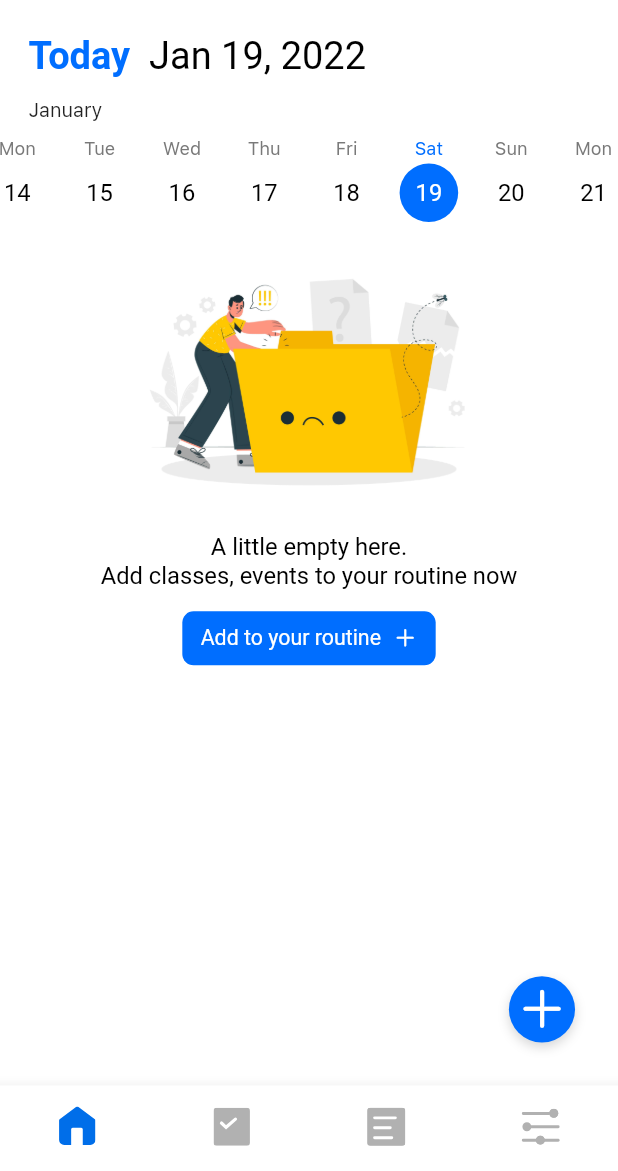
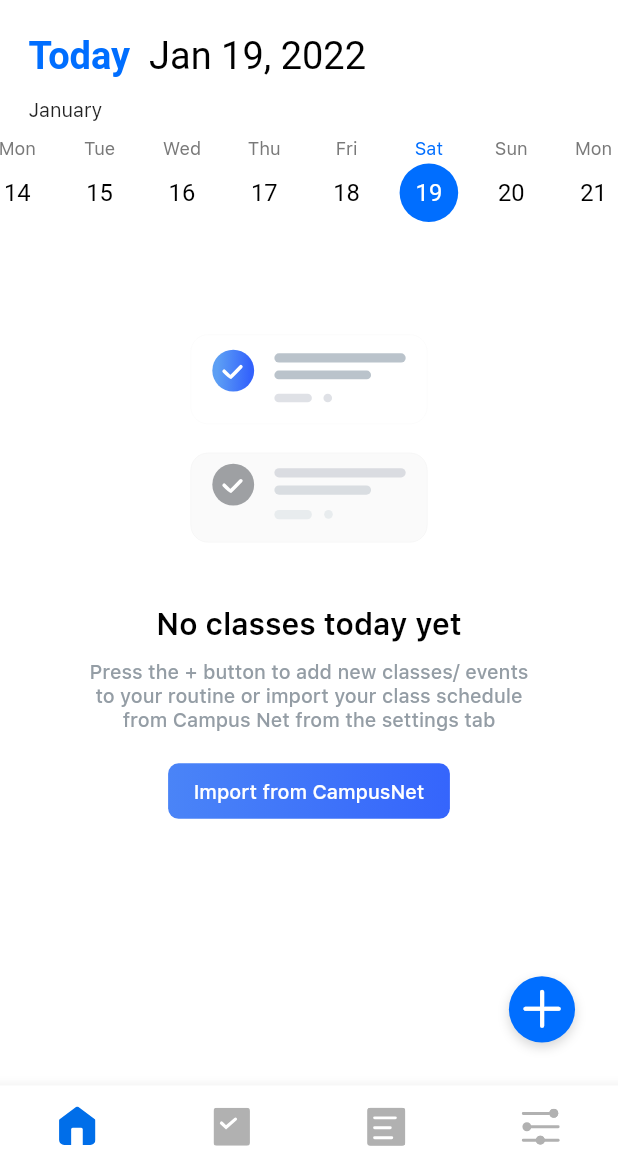
Before and after one commit to ramin443/Arch--Organise-better, a Flutter app: the screen it shows after launch, on a phone screen of 412 x 824 dp, the part 65-1236 px from its top. Run offline on Flutter 3.47's test engine with Material 2 defaults, Android fonts, the phone set to English and light mode, and no system bars; our stand-ins replace cloud_firestore, feather_icons, firebase_core, flutter_svg, get, ionicons and 1 more; accounts and stored records are empty; Roboto replaces fonts that are missing (Sfproroundedmedium, Sfproroundedregular, Sfproroundedsemibold).

Commit message:
Got a nice empty state

```diff
--- a/lib/constants/font_constants.dart
+++ b/lib/constants/font_constants.dart
@@ -10,3 +10,4 @@ String sfproroundedlight="Sfproroundedlight";
 String sfprotextregular="Sfprotextregular";
 String sfprotextbold="Sfprotextbold";
 String sfprotextsemibold="Sfprotextsemibold";
+String sfprotextmedium="Sfprotextmedium";
--- a/lib/getxcontrollers/productivity_home.dart
+++ b/lib/getxcontrollers/productivity_home.dart
@@ -406,7 +406,7 @@ class ProductivityHome extends StatelessWidget {
                               :SizedBox(height: 0,),
                           homecontroller.dailyclasseslist!=null
                           && homecontroller.dailyclasseslist!.length==0?
-                          routineemptystate(context):
+                          classesemptydtate(context):
                           ListView.builder(
                             shrinkWrap: true,
                             physics: BouncingScrollPhysics(),
@@ -830,7 +830,80 @@ class ProductivityHome extends StatelessWidget {
       },
     );
   }
-
+  Widget classesemptydtate(BuildContext context){
+    double screenwidth = MediaQuery.of(context).size.width;
+    return Container(
+      margin: EdgeInsets.only(
+//          top: 45
+          top: screenwidth*0.115
+      ),
+      width: screenwidth,
+      child: Column(
+        mainAxisAlignment: MainAxisAlignment.center,
+        crossAxisAlignment: CrossAxisAlignment.center,
+        children: [
+          Container(
+            child: SvgPicture.asset("assets/Group 507.svg",
+                width: screenwidth*0.425,),
+          ),
+          Container(
+            margin: EdgeInsets.only(
+//                top: 32,bottom: 11
+                top: screenwidth*0.082,bottom: screenwidth*0.0282
+            ),
+            child: Text("No classes today yet",
+              textAlign: TextAlign.center,
+              style: TextStyle(
+              fontFamily: sfprotextsemibold,
+              fontSize: screenwidth*0.0487,
+              color: Colors.black,
+            ),),
+          ),
+          Container(
+            child: Text("Press the + button to add new classes/ events\n"
+              "to your routine or import your class schedule\n"
+              "from Campus Net from the settings tab\n",
+              textAlign: TextAlign.center,
+              style: TextStyle(
+                fontFamily: sfprotextmedium,
+//                fontSize: 12.5,
+                fontSize:screenwidth*0.0320,
+                color: Color(0xff949DA5),
+              ),),
+          ),
+          Container(
+//            height: 35,width: 178,
+            height: screenwidth*0.0897,width: screenwidth*0.456,
+            margin: EdgeInsets.only(
+//                top: 5
+             top: screenwidth*0.0128
+            ),
+       //     padding: EdgeInsets.symmetric(horizontal: 18,vertical: 10),
+            decoration: BoxDecoration(
+              borderRadius: BorderRadius.all(Radius.circular(7)),
+              gradient: LinearGradient(
+                begin: Alignment.centerLeft,
+                end: Alignment.centerRight,
+                colors: [
+                  Color(0xff4A84F7),
+                  Color(0xff3565FC)
+                ]
+              )
+            ),
+            child: Center(
+              child: Text("Import from CampusNet",
+              style: TextStyle(
+                fontFamily: sfprotextmedium,
+                color: Colors.white,
+ //               fontSize: 12.5
+                fontSize:screenwidth*0.0320,
+              ),),
+            ),
+          )
+        ],
+      ),
+    );
+  }
   Widget routineemptystate(BuildContext context) {
     double screenwidth = MediaQuery.of(context).size.width;
     double screenheight = MediaQuery.of(context).size.height;
--- a/pubspec.yaml
+++ b/pubspec.yaml
@@ -85,6 +85,8 @@ flutter:
     - assets/3973481.jpg
     - assets/archlogotopleft.png
     - assets/No task empty state.svg
+    - assets/Empty state- classes.svg
+    - assets/Group 507.svg
 
   # assets:
   #   - images/a_dot_burr.jpeg
@@ -138,6 +140,9 @@ flutter:
     - family: Sfprotextsemibold
       fonts:
         - asset: fonts/FontsFree-Net-SFProText-Semibold.ttf
+    - family: Sfprotextmedium
+      fonts:
+        - asset: fonts/FontsFree-Net-SFProText-Medium.ttf
           # fonts:
   #   - family: Schyler
   #     fonts:
```
Also changed, not shown: lib/getxcontrollers/onboardingcontroller.dart (+8 -0 lines), lib/screens/base/addtaskpage.dart (added, +11 -0 lines), lib/screens/base/task.dart (+8 -8 lines), assets/Empty state- classes.svg (added), assets/Group 507.svg (added), fonts/FontsFree-Net-SFProText-Medium.ttf (added).
